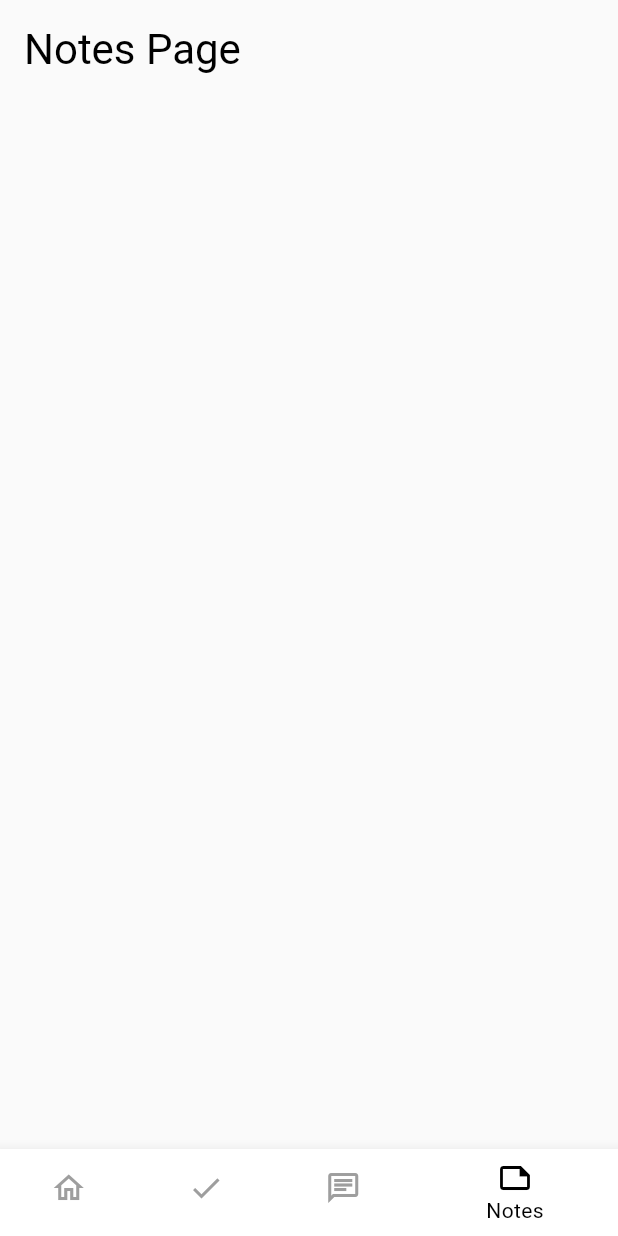
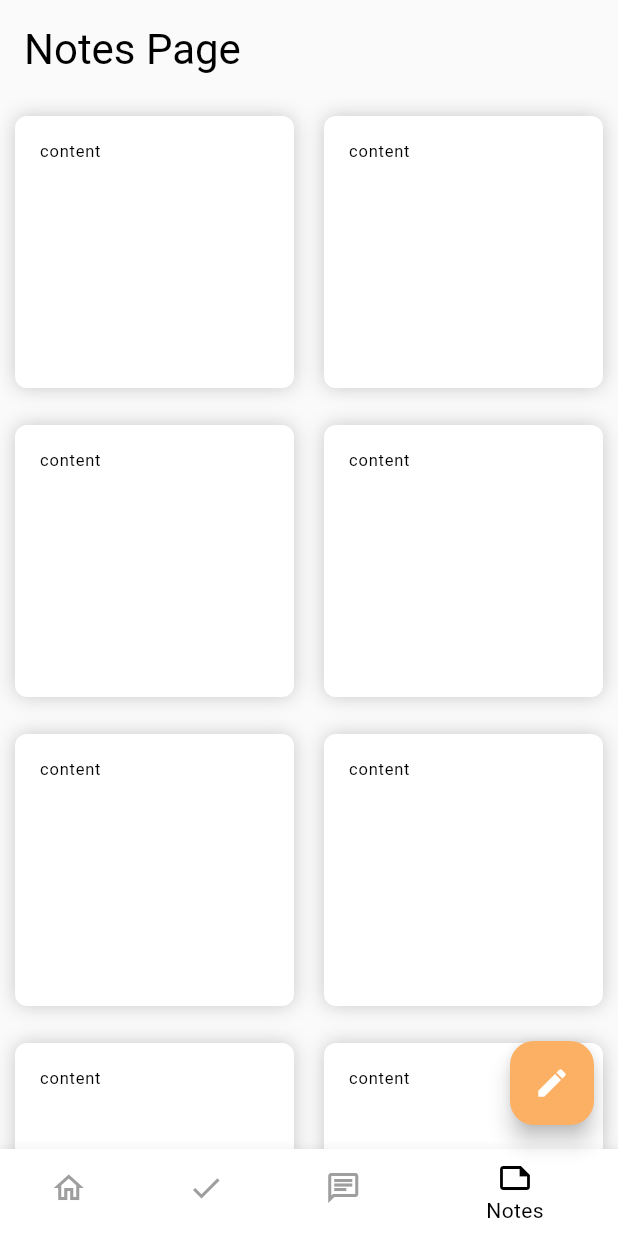
Before and after one commit to SumeyyeAydogan/agriculture_app, a Flutter app: the screen it shows after launch, item 4 of the bottom bar chosen, on a phone screen of 412 x 824 dp. Run offline on Flutter 3.47's test engine with Material 3 defaults, Android fonts, the phone set to English and light mode, and no system bars; our stand-ins replace bloc, equatable, flutter_bloc.

Commit message:
done note page ui

```diff
--- /dev/null
+++ b/devtools_options.yaml
@@ -0,0 +1 @@
+extensions:
--- /dev/null
+++ b/lib/features/cubit/note/note_cubit.dart
@@ -0,0 +1,43 @@
+import 'package:flutter/material.dart';
+import 'package:flutter_bloc/flutter_bloc.dart';
+import '../../../product/widget/custom_search_delegate.dart';
+import '../../model/note/note_model.dart';
+import 'note_state.dart';
+
+class NoteCubit extends Cubit<NoteState> {
+  NoteCubit(super.initialState);
+  //final LocalStorage _localStorage = locator<LocalStorage>();
+
+  late List<Note>? allNotes = <Note>[];
+  DateTime initialDate = DateTime.now();
+  List<int>? keys = [];
+
+  addNote(String title, String content) async {
+    var newAddedNote = Note.create(title: title, content: content);
+    allNotes!.insert(0, newAddedNote);
+    //await _localStorage.addTask(task: newAddedTask);
+    emit(AddedNoteState(newAddedNote));
+  }
+
+  editNote(String newTitle, String newContent, Note note) {
+    note.title = newTitle;
+    note.content = newContent;
+    //_localStorage.updateTask(task: task);
+    emit(EditingNoteState(newTitle, newContent));
+  }
+
+
+  deleteTask(Note note, int currentListIndex) async {
+    allNotes!.removeAt(currentListIndex);
+    //await _localStorage.deleteTask(task: task);
+    emit(DeleteNoteState(note.id));
+  }
+
+  void getAllTaskFromDb() async {
+    //allTasks = await _localStorage.getAllTask();
+  }
+
+  void showSearchDelegate(BuildContext context) {
+    showSearch(context: context, delegate: CustomSearchDelegate());
+  }
+}
--- /dev/null
+++ b/lib/features/cubit/note/note_state.dart
@@ -0,0 +1,44 @@
+import 'package:equatable/equatable.dart';
+
+import '../../model/note/note_model.dart';
+
+abstract class NoteState extends Equatable {}
+
+class NoteInitialState extends NoteState {
+  @override
+  List<Object?> get props => [];
+}
+
+class AddedNoteState extends NoteState {
+  AddedNoteState(this.newAddedNote);
+  final Note newAddedNote;
+  @override
+  List<Object?> get props => [newAddedNote];
+}
+
+class EditingNoteState extends NoteState {
+  EditingNoteState(this.newTitle, this.newContent);
+  final String newTitle;
+  final String newContent;
+  @override
+  List<Object?> get props => [newTitle, newContent];
+}
+
+class DeleteNoteState extends NoteState {
+  final String index;
+  @override
+  List<Object?> get props => [index];
+  DeleteNoteState(this.index);
+}
+
+class GetBoxState extends NoteState {
+  @override
+  List<Object?> get props => [];
+}
+
+class GetAllNotesState extends NoteState {
+  GetAllNotesState(this.allTasks);
+  final List<Note>? allTasks;
+  @override
+  List<Object?> get props => [allTasks];
+}
--- /dev/null
+++ b/lib/features/model/note/note_model.dart
@@ -0,0 +1,24 @@
+import 'package:uuid/uuid.dart';
+//part 'note_model.g.dart';
+
+class Note {
+  final String id;
+
+  String title;
+
+  String content;
+
+  final DateTime? createdAt;
+
+  Note(
+      {required this.id,
+      required this.title,
+      required this.content,
+      required this.createdAt,});
+
+  factory Note.create({required String title, required String content}) {
+    return Note(
+        id: const Uuid().v1(), title: title, content: content, createdAt: DateTime.now(),);
+  }
+  //factory ile constractor döndürdük, name ve createdAt parametreleri ben gönderiyorum, idsini paket oluşturuyor
+}
--- a/lib/features/view/bottom_nav_bar.dart
+++ b/lib/features/view/bottom_nav_bar.dart
@@ -70,7 +70,11 @@ class _BottomNavBarState extends State<BottomNavBar> with TickerProviderStateMix
                         label: "Notes",
                       ),
                     ]),
-                body: screenList[state.tabController!.index]);
+                body: screenList[state.tabController!.index],
+                floatingActionButton: state.tabController!.index == 3
+                ? FloatingActionButton(onPressed: (){}, backgroundColor: context.theme.colorScheme.error, child: Icon(Icons.edit),)
+                : null,
+                );
           } else {
             return const SizedBox();
           }
--- a/lib/features/view/notes_view.dart
+++ b/lib/features/view/notes_view.dart
@@ -1,16 +1,22 @@
+import 'package:agriculture_app/features/cubit/note/note_cubit.dart';
+import 'package:agriculture_app/features/cubit/note/note_state.dart';
+import 'package:flutter/cupertino.dart';
 import 'package:flutter/material.dart';
 
-class NotesPage extends StatelessWidget {
+/* class NotesPage extends StatelessWidget {
   const NotesPage({Key? key}) : super(key: key);
 
   @override
   Widget build(BuildContext context) {
     return Container();
   }
-}
-/*
-import 'package:flutter/cupertino.dart';
+} */
+
 import 'package:flutter/material.dart';
+import 'package:flutter_bloc/flutter_bloc.dart';
+
+import '../../product/widget/note_item.dart';
+import '../model/note/note_model.dart';
 
 class NotesPage extends StatefulWidget {
   const NotesPage({Key? key}) : super(key: key);
@@ -21,13 +27,14 @@ class NotesPage extends StatefulWidget {
 
 class _NotesPageState extends State<NotesPage> {
   ScrollController _scrollController = ScrollController();
+  TextEditingController _textEditingController = TextEditingController();
   int _currentMax = 10;
   List<String> dummyList = List.generate(10, (index) => "Item: ${index + 1}");
 
   @override
   void initState() {
     _scrollController.addListener(() {
-      if ( _scrollController.position.maxScrollExtent == _scrollController.offset) {
+      if (_scrollController.position.maxScrollExtent == _scrollController.offset) {
         dummyList = List.generate(_currentMax, (index) => "Item: ${index + 1}");
         _getMoreList();
       }
@@ -36,21 +43,28 @@ class _NotesPageState extends State<NotesPage> {
 
   @override
   Widget build(BuildContext context) {
+    return BlocProvider(
+        create: (context) => NoteCubit(NoteInitialState()),
+        child: BlocBuilder<NoteCubit, NoteState>(
+          builder: (context, state){
             return GridView.builder(
-      gridDelegate: SliverGridDelegateWithFixedCrossAxisCount(crossAxisCount: 2),
+            gridDelegate: const SliverGridDelegateWithFixedCrossAxisCount(crossAxisCount: 2),
             controller: _scrollController,
             itemBuilder: (context, index) {
               if (index == dummyList.length) {
-          return CupertinoActivityIndicator();
+                return const CupertinoActivityIndicator();
               }
-        return Container(
-          child: Text("Notes"),
-          //NoteItem(note: Note.cre, noteContentController: noteContentController),
+              return Padding(
+                padding: EdgeInsets.symmetric(horizontal: 10),
+                child: NoteItem(
+                    note: Note.create(title: "title", content: "content"),
+                    noteContentController: TextEditingController()),
               );
             },
             itemCount: dummyList.length + 1,
             shrinkWrap: true,
           );
+        }));
   }
 
   void _getMoreList() {
@@ -61,4 +75,4 @@ class _NotesPageState extends State<NotesPage> {
     _currentMax = _currentMax + 10;
     setState(() {});
   }
-} */
+}
--- /dev/null
+++ b/lib/product/widget/note_item.dart
@@ -0,0 +1,55 @@
+import 'package:agriculture_app/core/extension/context_extension.dart';
+import 'package:flutter/material.dart';
+import 'package:flutter_bloc/flutter_bloc.dart';
+
+import '../../features/cubit/note/note_cubit.dart';
+import '../../features/cubit/note/note_state.dart';
+import '../../features/model/note/note_model.dart';
+
+class NoteItem extends StatelessWidget {
+  final Note note;
+  final TextEditingController noteContentController;
+  const NoteItem({Key? key, required this.note, required this.noteContentController}) : super(key: key);
+
+  @override
+  Widget build(BuildContext context) {
+    return BlocBuilder<NoteCubit, NoteState>(
+      builder: (context, state) {
+        Future.microtask(() {
+          noteContentController.text = note.content;
+        }); //Futuremicrotask
+        return Container(
+          margin: context.paddingMediumLowVertical,
+          padding: context.paddingMediumHorizontal,
+          decoration: BoxDecoration(
+            color: Colors.white,
+            borderRadius: BorderRadius.circular(8),
+            boxShadow: [
+              BoxShadow(
+                color: Colors.black.withOpacity(.2),
+                blurRadius: 10, //dağıtmaya yarıyor.
+              ),
+            ],
+          ),
+          child: TextField(
+            controller: noteContentController,
+            minLines: 1,
+            maxLines: null,
+            textInputAction: TextInputAction.done, //klavyede tik işareti olmasını sağlar.
+            decoration: const InputDecoration(border: InputBorder.none),
+            onSubmitted: (newValue) async {
+              if (newValue.length > 3) {
+                context.read<NoteCubit>().editNote(note.title, newValue, note);
+                if (state is EditingNoteState) {
+                  note.content = state.newContent;
+                } else {
+                  const SnackBar(content: Text("An error"));
+                }
+              }
+            },
+          ),
+        );
+      },
+    );
+  }
+}
```
Also changed, not shown: lib/product/enums/api_collection_enum.dart (added, +16 -0 lines), lib/product/widget/custom_search_delegate.dart (added, +38 -0 lines), lib/features/model/note/note_model.g.dart (added). Lines whose indentation alone changed are shown as unchanged.
